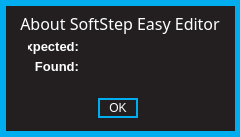
First picture: the form in standalone/ezpz/forms/aboutform.ui, repository Muse-Kinetics/softstep_editor, before the edit.
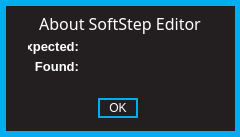
Second picture: the form after the edit.

Commit message: edited the ezpz about form to say 'SoftStep Editor' instead of 'SoftStep Easy Editor'

What changed in the file:
```diff
--- a/standalone/ezpz/forms/aboutform.ui
+++ b/standalone/ezpz/forms/aboutform.ui
@@ -260,7 +260,7 @@
 </string>
      </property>
      <property name="text">
-      <string>About SoftStep Easy Editor</string>
+      <string>About SoftStep Editor</string>
      </property>
      <property name="alignment">
       <set>Qt::AlignCenter</set>
```
The commit also changes 1 other file.
